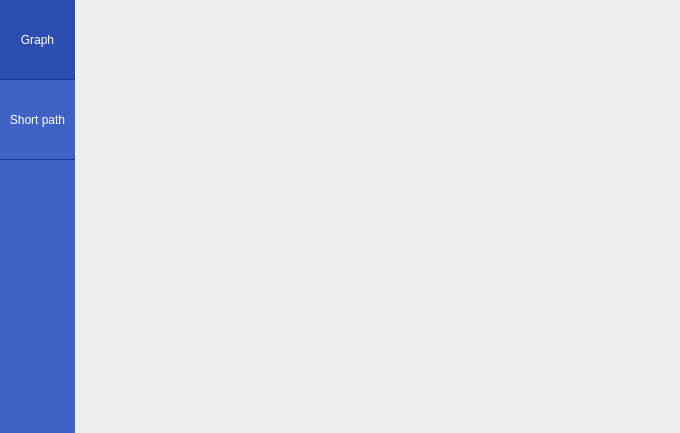
First picture: the form in gui/SaveForm.ui, repository Savelyev-Aleksey/Compact-graph, before the edit.
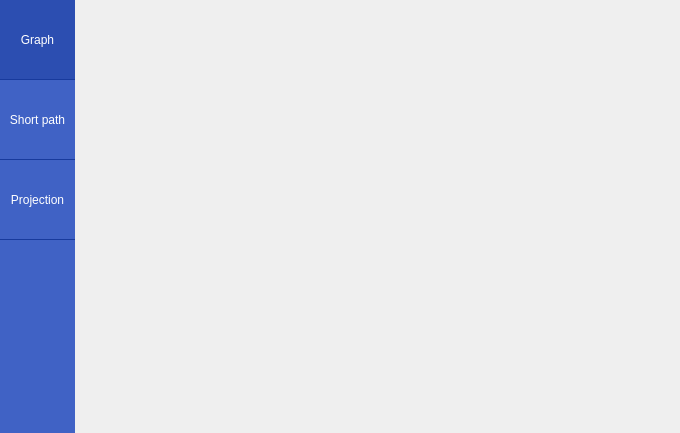
Second picture: the form after the edit.

Patch:
```diff
--- a/gui/SaveForm.ui
+++ b/gui/SaveForm.ui
@@ -59,7 +59,7 @@
      <property name="frameShadow">
       <enum>QFrame::Raised</enum>
      </property>
-     <layout class="QVBoxLayout" name="verticalLayout_6" stretch="0,0,0">
+     <layout class="QVBoxLayout" name="verticalLayout_6" stretch="0,0,0,0">
       <property name="spacing">
        <number>0</number>
       </property>
@@ -152,6 +152,40 @@
         </property>
        </widget>
       </item>
+      <item>
+       <widget class="QToolButton" name="menuSaveProjection">
+        <property name="sizePolicy">
+         <sizepolicy hsizetype="Preferred" vsizetype="Minimum">
+          <horstretch>0</horstretch>
+          <verstretch>0</verstretch>
+         </sizepolicy>
+        </property>
+        <property name="minimumSize">
+         <size>
+          <width>0</width>
+          <height>80</height>
+         </size>
+        </property>
+        <property name="focusPolicy">
+         <enum>Qt::NoFocus</enum>
+        </property>
+        <property name="text">
+         <string>Projection</string>
+        </property>
+        <property name="iconSize">
+         <size>
+          <width>48</width>
+          <height>48</height>
+         </size>
+        </property>
+        <property name="checkable">
+         <bool>true</bool>
+        </property>
+        <property name="autoExclusive">
+         <bool>true</bool>
+        </property>
+       </widget>
+      </item>
       <item>
        <spacer name="verticalSpacer">
         <property name="orientation">
```
